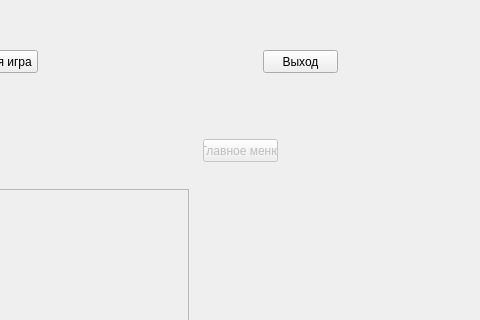
Before: the Qt Designer form RedWood_test/mainwindow.ui in BatleCat/RedWood_test, drawn with Qt 5; both pictures show x 166 to 646 and y 0 to 320 of the 800 by 600 pixel window.
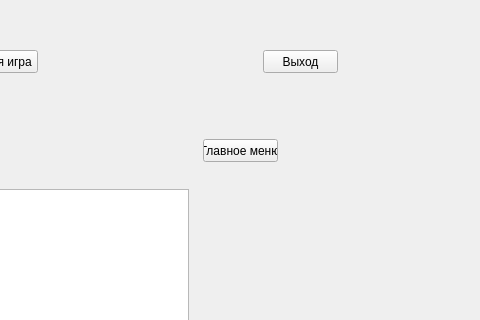
After: the same form once the commit is applied.

Commit message: Вывод на форму изображение яблока

What changed in the file:
```diff
--- a/RedWood_test/mainwindow.ui
+++ b/RedWood_test/mainwindow.ui
@@ -52,7 +52,7 @@
    </widget>
    <widget class="QWidget" name="widget_gameField" native="true">
     <property name="enabled">
-     <bool>false</bool>
+     <bool>true</bool>
     </property>
     <property name="geometry">
      <rect>
```
The commit also changes 2 other files.
